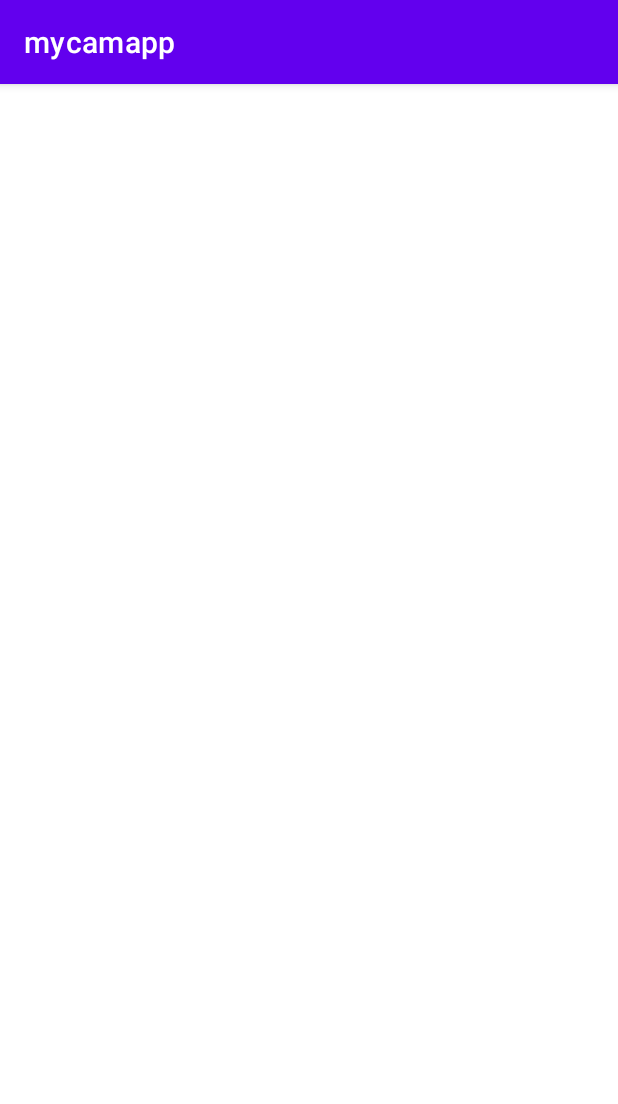
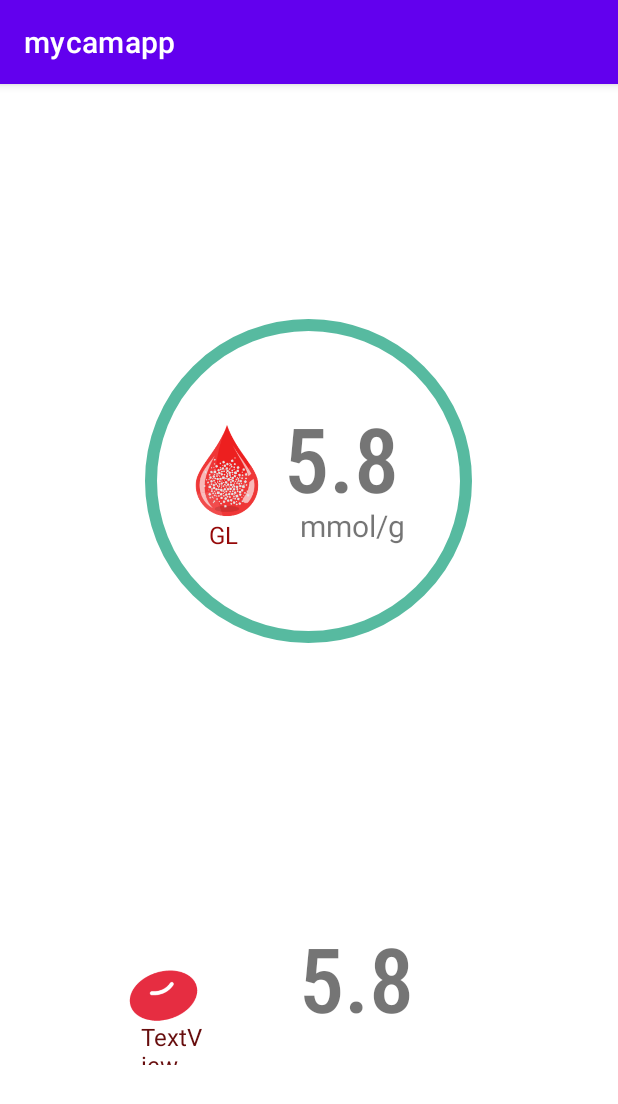
Before and after one commit to sadman15019/CSE-3200-final, an Android app: the result screen opened directly, with no data from a screen before it, on a phone screen of 412 x 824 dp. Shown: the top 1104 px of the screen. Run offline under Robolectric (Android 15) with nearby library versions, the phone set to English and light mode, and no system bars; 4 statements that could not run were skipped.

Commit message:
result activity

```diff
--- a/app/src/main/java/com/app/mycamapp/WaitActivity.kt
+++ b/app/src/main/java/com/app/mycamapp/WaitActivity.kt
@@ -37,7 +37,7 @@ class WaitActivity : AppCompatActivity() {
             //val intent = Intent(this,u::class.java)
           // startActivity(intent)
             finish()
-        },30000)
+        },60000)
 
 
     }
--- a/app/src/main/java/com/app/mycamapp/result.kt
+++ b/app/src/main/java/com/app/mycamapp/result.kt
@@ -7,6 +7,7 @@ import android.widget.TextView
 
 class result : AppCompatActivity() {
     lateinit var result:TextView
+    lateinit var gl_result:TextView
     lateinit var c:String
     override fun onCreate(savedInstanceState: Bundle?) {
         super.onCreate(savedInstanceState)
@@ -14,6 +15,11 @@ class result : AppCompatActivity() {
         setContentView(R.layout.activity_result)
         c=intent.getStringExtra("abc").toString()
         result=findViewById(R.id.resulttext)
+        gl_result=findViewById(R.id.GL)
         result.text=c
+        val delim = ":"
+        val arr = c.split(delim).toTypedArray()
+        gl_result.text=arr[1]
+
     }
 }
--- /dev/null
+++ b/app/src/main/res/drawable/circle.xml
@@ -0,0 +1,9 @@
+<?xml version="1.0" encoding="utf-8"?>
+<shape xmlns:android="http://schemas.android.com/apk/res/android"
+    android:shape="oval">
+
+    <stroke
+        android:width="8sp"
+        android:color="#0f9d78"/>
+
+</shape>
--- a/app/src/main/res/layout/activity_result.xml
+++ b/app/src/main/res/layout/activity_result.xml
@@ -13,8 +13,114 @@
         android:text="result"
         app:layout_constraintBottom_toBottomOf="parent"
         app:layout_constraintEnd_toEndOf="parent"
-        app:layout_constraintHorizontal_bias="0.424"
+        app:layout_constraintHorizontal_bias="0.636"
         app:layout_constraintStart_toStartOf="parent"
         app:layout_constraintTop_toTopOf="parent"
-        app:layout_constraintVertical_bias="0.545" />
+        app:layout_constraintVertical_bias="0.626" />
+
+    <ImageView
+        android:id="@+id/imageView2"
+        android:layout_width="218dp"
+        android:layout_height="216dp"
+        android:alpha="0.7"
+        app:layout_constraintBottom_toTopOf="@+id/resulttext"
+        app:layout_constraintEnd_toEndOf="parent"
+        app:layout_constraintHorizontal_bias="0.497"
+        app:layout_constraintStart_toStartOf="parent"
+        app:layout_constraintTop_toTopOf="parent"
+        app:layout_constraintVertical_bias="0.69"
+        app:srcCompat="@drawable/circle" />
+
+    <ImageView
+        android:id="@+id/imageView3"
+        android:layout_width="213dp"
+        android:layout_height="202dp"
+        app:layout_constraintBottom_toBottomOf="@+id/imageView2"
+        app:layout_constraintEnd_toEndOf="parent"
+        app:layout_constraintHorizontal_bias="0.328"
+        app:layout_constraintStart_toStartOf="parent"
+        app:layout_constraintTop_toTopOf="@+id/imageView2"
+        app:layout_constraintVertical_bias="1.0"
+        app:srcCompat="@drawable/glucose_icon" />
+
+    <TextView
+        android:id="@+id/GL"
+        android:layout_width="115dp"
+        android:layout_height="99dp"
+        android:layout_marginTop="52dp"
+        android:fontFamily="sans-serif-condensed-medium"
+        android:text="5.8"
+        android:textSize="60sp"
+        app:layout_constraintBottom_toBottomOf="@+id/imageView3"
+        app:layout_constraintEnd_toEndOf="parent"
+        app:layout_constraintHorizontal_bias="0.536"
+        app:layout_constraintStart_toStartOf="@+id/imageView3"
+        app:layout_constraintTop_toTopOf="@+id/imageView2"
+        app:layout_constraintVertical_bias="0.0" />
+
+    <TextView
+        android:id="@+id/textView12"
+        android:layout_width="115dp"
+        android:layout_height="99dp"
+        android:fontFamily="sans-serif-condensed-medium"
+        android:text="5.8"
+        android:textSize="60sp"
+        app:layout_constraintBottom_toBottomOf="@+id/imageView4"
+        app:layout_constraintEnd_toEndOf="@+id/resulttext"
+        app:layout_constraintHorizontal_bias="0.697"
+        app:layout_constraintStart_toStartOf="@+id/resulttext"
+        app:layout_constraintTop_toTopOf="@+id/imageView4"
+        app:layout_constraintVertical_bias="0.49" />
+
+    <TextView
+        android:id="@+id/textView9"
+        android:layout_width="wrap_content"
+        android:layout_height="wrap_content"
+        android:text="mmol/g"
+        android:textSize="20sp"
+        app:layout_constraintBottom_toBottomOf="@+id/GL"
+        app:layout_constraintEnd_toEndOf="parent"
+        app:layout_constraintHorizontal_bias="0.585"
+        app:layout_constraintStart_toStartOf="parent"
+        app:layout_constraintTop_toTopOf="@+id/GL"
+        app:layout_constraintVertical_bias="1.0" />
+
+    <TextView
+        android:id="@+id/textView10"
+        android:layout_width="41dp"
+        android:layout_height="33dp"
+        android:text="GL"
+        android:textColor="#950808"
+        android:textSize="16sp"
+        app:layout_constraintBottom_toBottomOf="@+id/imageView3"
+        app:layout_constraintEnd_toEndOf="@+id/imageView3"
+        app:layout_constraintHorizontal_bias="0.43"
+        app:layout_constraintStart_toStartOf="@+id/imageView3"
+        app:layout_constraintTop_toTopOf="@+id/imageView3"
+        app:layout_constraintVertical_bias="0.704" />
+
+    <ImageView
+        android:id="@+id/imageView4"
+        android:layout_width="225dp"
+        android:layout_height="199dp"
+        android:layout_marginStart="4dp"
+        app:layout_constraintBottom_toBottomOf="parent"
+        app:layout_constraintStart_toStartOf="parent"
+        app:layout_constraintTop_toTopOf="@+id/resulttext"
+        app:srcCompat="@drawable/hb" />
+
+    <TextView
+        android:id="@+id/textView11"
+        android:layout_width="44dp"
+        android:layout_height="30dp"
+        android:text="TextView"
+        android:textColor="#670D0D"
+        android:textSize="16sp"
+        app:layout_constraintBottom_toBottomOf="@+id/imageView4"
+        app:layout_constraintEnd_toEndOf="@+id/imageView4"
+        app:layout_constraintHorizontal_bias="0.497"
+        app:layout_constraintStart_toStartOf="@+id/imageView4"
+        app:layout_constraintTop_toTopOf="@+id/imageView4"
+        app:layout_constraintVertical_bias="0.698"
+        tools:text="Hb" />
 </androidx.constraintlayout.widget.ConstraintLayout>
```
Also changed, not shown: app/src/main/res/drawable/glucose_icon.png (added), app/src/main/res/drawable/hb.png (added), 1 other file.
